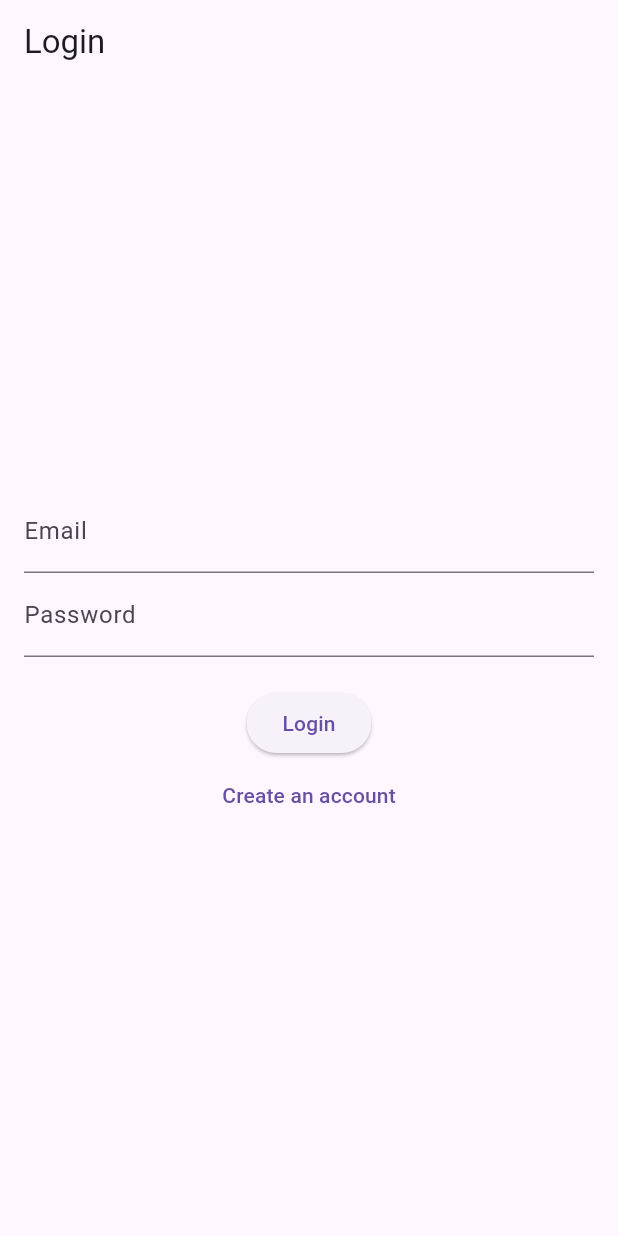
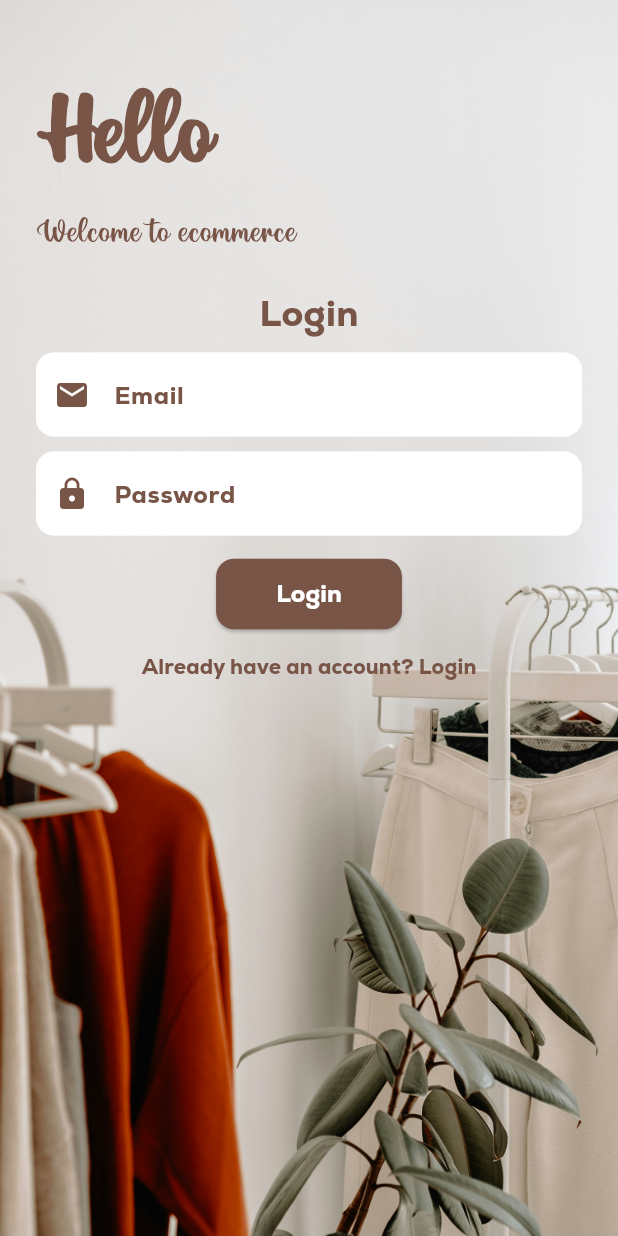
Before and after one commit to ShubhPaliwal11/ecommerce, a Flutter app: the screen it shows after launch, on a phone screen of 412 x 824 dp. Run offline on Flutter 3.47's test engine with Material 3 defaults, Android fonts, the phone set to English and light mode, and no system bars; our stand-ins replace supabase_flutter; accounts and stored records are empty.

Commit message:
ui of login page

```diff
--- a/lib/pages/auth_screen.dart
+++ b/lib/pages/auth_screen.dart
@@ -36,7 +36,6 @@ class _AuthScreenState extends State<AuthScreen> {
         email: emailController.text.trim(),
         password: passwordController.text.trim(),
       );
-
       if (response.session != null) {
         ScaffoldMessenger.of(context).showSnackBar(SnackBar(content: Text('Login successful!')));
         Navigator.pushReplacement(
@@ -49,29 +48,134 @@ class _AuthScreenState extends State<AuthScreen> {
     }
   }
 
-
   @override
   Widget build(BuildContext context) {
     return Scaffold(
-      appBar: AppBar(title: Text(isLogin ? 'Login' : 'Sign Up')),
-      body: Padding(
-        padding: EdgeInsets.all(16.0),
+      body: Stack(
+        children: [
+          Container(
+            decoration: BoxDecoration(
+              image: DecorationImage(
+                image: AssetImage('images/login.jpg'),
+                fit: BoxFit.cover,
+              ),
+            ),
+          ),
+          Padding(
+            padding: EdgeInsets.symmetric(horizontal: 24.0, vertical: 40.0),
             child: Column(
-          mainAxisAlignment: MainAxisAlignment.center,
+              crossAxisAlignment: CrossAxisAlignment.start,
+              mainAxisSize: MainAxisSize.min,
               children: [
-            TextField(
+                IntrinsicHeight(
+
+                  child: Column(
+                    crossAxisAlignment: CrossAxisAlignment.start,
+                    children: [
+                      Text(
+                        'Hello',
+                        style: TextStyle(
+                          fontSize: 68,
+                          fontWeight: FontWeight.bold,
+                          color: Colors.brown,
+                          fontFamily: "hello",
+                        ),
+                      ),
+                      Text(
+                        'Welcome to ecommerce',
+                        style: TextStyle(
+                          fontSize: 24,
+                          color: Colors.brown,
+                          fontFamily: "hello",
+                        ),
+                      ),
+                    ],
+                  ),
+
+                ),
+
+                SizedBox(height: 20),
+                Align(
+                  alignment: Alignment.center,
+                  child: Column(
+                    mainAxisSize: MainAxisSize.min,
+                    children: [
+                      Text(
+                        isLogin ? 'Login' : 'Sign Up',
+                        style: TextStyle(
+                          fontSize: 24,
+                          fontWeight: FontWeight.bold,
+                          color: Colors.brown,
+                          fontFamily: "nexa",
+                        ),
+                      ),
+                      SizedBox(height: 10),
+                      Container(
+                        decoration: BoxDecoration(
+                          color: Colors.white.withOpacity(0.8),
+                          borderRadius: BorderRadius.circular(12),
+                        ),
+                        child: TextField(
                           controller: emailController,
-              decoration: InputDecoration(labelText: 'Email'),
+                          decoration: InputDecoration(
+                            labelText: 'Email',
+                            labelStyle: TextStyle(
+                              color: Colors.brown,
+                              fontFamily: "nexa",
                             ),
-            TextField(
+                            border: OutlineInputBorder(
+                              borderRadius: BorderRadius.circular(12),
+                              borderSide: BorderSide.none,
+                            ),
+                            filled: true,
+                            fillColor: Colors.white,
+                            prefixIcon: Icon(Icons.email, color: Colors.brown),
+                          ),
+                        ),
+                      ),
+                      SizedBox(height: 10),
+                      Container(
+                        decoration: BoxDecoration(
+                          color: Colors.white.withOpacity(0.8),
+                          borderRadius: BorderRadius.circular(12),
+                        ),
+                        child: TextField(
                           controller: passwordController,
-              decoration: InputDecoration(labelText: 'Password'),
                           obscureText: true,
+                          decoration: InputDecoration(
+                            labelText: 'Password',
+                            labelStyle: TextStyle(
+                              color: Colors.brown,
+                              fontFamily: "nexa",
                             ),
-            SizedBox(height: 20),
+                            border: OutlineInputBorder(
+                              borderRadius: BorderRadius.circular(12),
+                              borderSide: BorderSide.none,
+                            ),
+                            filled: true,
+                            fillColor: Colors.white,
+                            prefixIcon: Icon(Icons.lock, color: Colors.brown),
+                          ),
+                        ),
+                      ),
+                      SizedBox(height: 15),
                       ElevatedButton(
                         onPressed: isLogin ? signIn : signUp,
-              child: Text(isLogin ? 'Login' : 'Sign Up'),
+                        style: ElevatedButton.styleFrom(
+                          backgroundColor: Colors.brown,
+                          shape: RoundedRectangleBorder(
+                            borderRadius: BorderRadius.circular(12),
+                          ),
+                          padding: EdgeInsets.symmetric(horizontal: 40, vertical: 12),
+                        ),
+                        child: Text(
+                          isLogin ? 'Login' : 'Sign Up',
+                          style: TextStyle(
+                            fontSize: 16,
+                            color: Colors.white,
+                            fontFamily: "nexa",
+                          ),
+                        ),
                       ),
                       TextButton(
                         onPressed: () {
@@ -79,11 +183,22 @@ class _AuthScreenState extends State<AuthScreen> {
                             isLogin = !isLogin;
                           });
                         },
-              child: Text(isLogin ? 'Create an account' : 'Already have an account? Login'),
+                        child: Text(
+                          isLogin ? 'Already have an account? Login' : 'Don\'t have an account? Sign Up',
+                          style: TextStyle(
+                            color: Colors.brown,
+                            fontFamily: "nexa",
+                          ),
+                        ),
                       ),
                     ],
                   ),
                 ),
+              ],
+            ),
+          ),
+        ],
+      ),
     );
   }
 }
```
Also changed, not shown: pubspec.yaml (+18 -8 lines), fonts/Hello Valentina.ttf (added), fonts/Nexa-Heavy.ttf (added), fonts/SonoVariable.ttf (added), images/login.jpg (added), pubspec.lock, 125 other files. Lines whose indentation alone changed are shown as unchanged.
